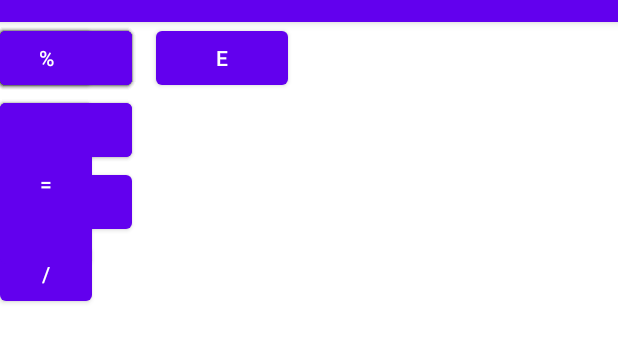
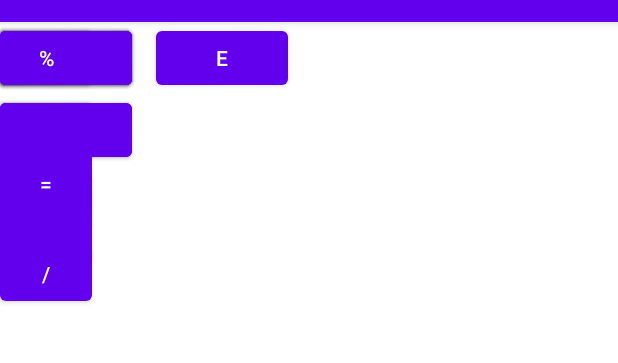
Before and after one commit to SEG2105Group17/SEG2105Group17, an Android app: the screen it shows after launch (MainActivity), on a phone screen of 412 x 824 dp, the part 62-425 px from its top. Run offline under Robolectric (Android 15) with nearby library versions, the phone set to English and light mode, and no system bars.

Commit message:
Buttons Update

```diff
--- a/Lab1SEG2105/app/src/main/java/com/example/lab1seg2105/MainActivity.java
+++ b/Lab1SEG2105/app/src/main/java/com/example/lab1seg2105/MainActivity.java
@@ -3,8 +3,39 @@ package com.example.lab1seg2105;
 import androidx.appcompat.app.AppCompatActivity;
 
 import android.os.Bundle;
+import android.widget.Button;
 
 public class MainActivity extends AppCompatActivity {
+
+
+    private Button one;
+    private Button two;
+    private Button three;
+    private Button four;
+    private Button five;
+    private Button six;
+    private Button seven;
+    private Button eight;
+    private Button nine;
+    private Button zero;
+    private Button add;
+    private Button sub;
+    private Button mul;
+    private Button div;
+    private Button mod;
+    private Button dec;
+    private Button sin;
+    private Button cos;
+    private Button tan;
+    private Button pi;
+    private Button exp;
+    private Button sqrt;
+    private Button e;
+    private Button clr;
+    private Button del;
+
+
+
 
     @Override
     protected void onCreate(Bundle savedInstanceState) {
--- a/Lab1SEG2105/app/src/main/res/layout/activity_main.xml
+++ b/Lab1SEG2105/app/src/main/res/layout/activity_main.xml
@@ -71,7 +71,7 @@
         android:layout_marginRight="19dp"
         android:text="On"
         app:layout_constraintEnd_toStartOf="@+id/button0"
-        tools:layout_editor_absoluteY="654dp" />
+        app:layout_constraintTop_toBottomOf="@+id/button1" />
 
     <Button
         android:id="@+id/buttonSqrt"
@@ -138,7 +138,7 @@
         android:layout_marginRight="104dp"
         android:text="0"
         app:layout_constraintEnd_toEndOf="@+id/buttonDec"
-        tools:layout_editor_absoluteY="654dp" />
+        app:layout_constraintTop_toBottomOf="@+id/button2" />
 
     <Button
         android:id="@+id/buttonPie"
@@ -196,9 +196,11 @@
         android:id="@+id/buttonDec"
         android:layout_width="wrap_content"
         android:layout_height="wrap_content"
+        android:layout_marginEnd="14dp"
+        android:layout_marginRight="14dp"
         android:text="."
-        app:layout_constraintTop_toBottomOf="@+id/button3"
-        tools:layout_editor_absoluteX="232dp" />
+        app:layout_constraintEnd_toStartOf="@+id/buttonEq"
+        app:layout_constraintTop_toBottomOf="@+id/button3" />
 
     <Button
         android:id="@+id/buttonP"
@@ -260,7 +262,6 @@
         android:layout_width="377dp"
         android:layout_height="140dp"
         android:layout_marginBottom="156dp"
-        android:text="Welcome to Calc SEG"
         app:layout_constraintBottom_toBottomOf="@+id/textViewSol"
         tools:layout_editor_absoluteX="22dp" />
 </androidx.constraintlayout.widget.ConstraintLayout>
```
